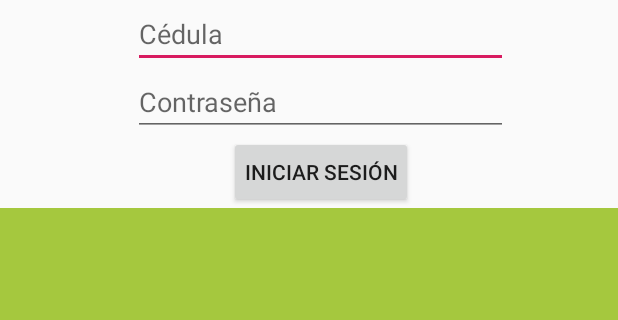
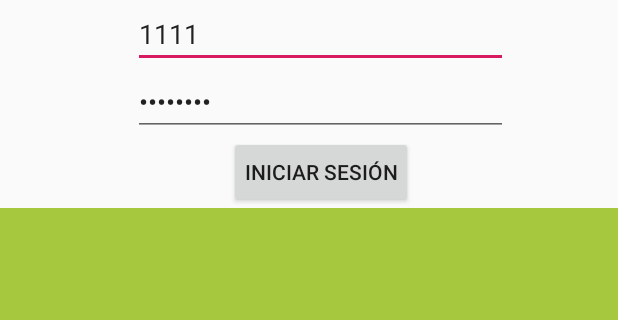
Before and after one commit to Anthroprox/codeforce-programathon-6, an Android app: the layout activity_main.xml on its own in the app's theme, with its tools: preview values and no code run, on a phone screen of 412 x 824 dp, the part 477-797 px from its top. Run offline under Robolectric (Android 15) with nearby library versions, the phone set to English and light mode, and no system bars.

```diff
--- a/app/src/main/res/layout/activity_main.xml
+++ b/app/src/main/res/layout/activity_main.xml
@@ -39,7 +39,8 @@
             android:inputType="textPersonName"
             android:maxEms="10"
             android:minWidth="250dp"
-            android:minEms="8" />
+            android:minEms="8"
+            android:text="1111" />
 
         <EditText
             android:id="@+id/txt_password"
@@ -50,7 +51,8 @@
             android:inputType="textPassword"
             android:maxEms="8"
             android:minWidth="250dp"
-            android:minEms="6" />
+            android:minEms="6"
+            android:text="Te$t1234" />
 
         <Button
             android:id="@+id/btn_login"
```
